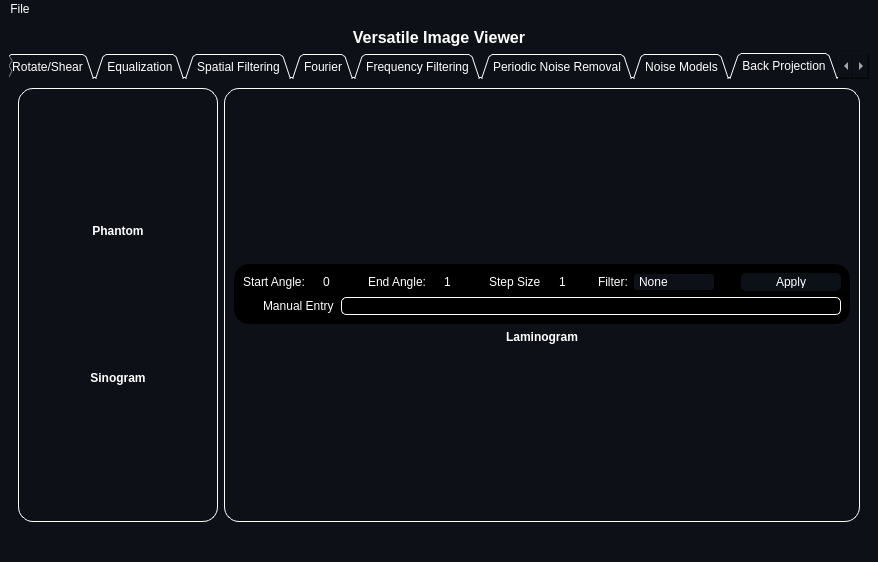
The window that resources/MainWindow.ui (Zeyad-Alo/DICOM-Viewer) describes before a commit, drawn with Qt 5.
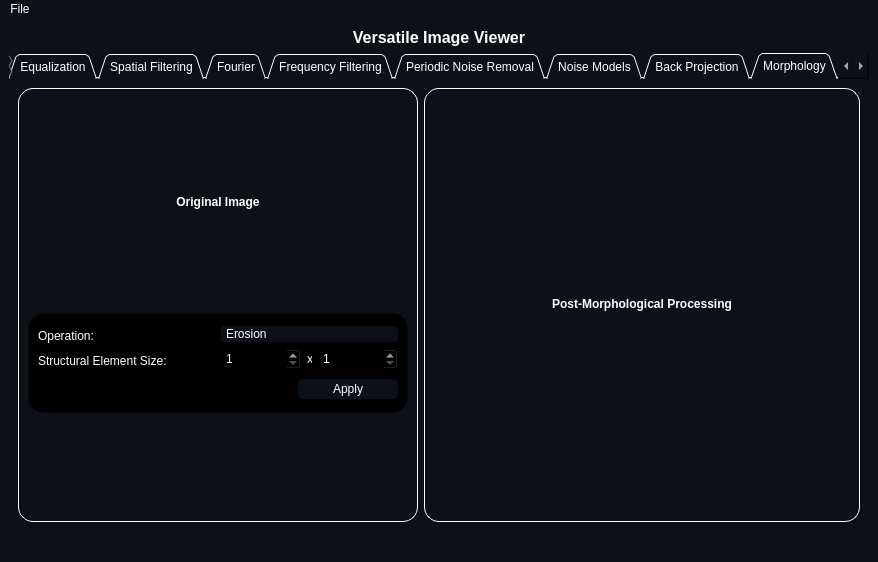
The same window after the commit. Icons and pictures are not drawn.

The edit to the form file:
```diff
--- a/resources/MainWindow.ui
+++ b/resources/MainWindow.ui
@@ -38,7 +38,7 @@
        <enum>QTabWidget::Triangular</enum>
       </property>
       <property name="currentIndex">
-       <number>9</number>
+       <number>10</number>
       </property>
       <property name="documentMode">
        <bool>true</bool>
@@ -3026,6 +3026,326 @@
         </item>
        </layout>
       </widget>
+      <widget class="QWidget" name="tab_11">
+       <attribute name="title">
+        <string>Morphology</string>
+       </attribute>
+       <layout class="QHBoxLayout" name="horizontalLayout_45">
+        <item>
+         <widget class="QGroupBox" name="main_groupBox_19">
+          <property name="minimumSize">
+           <size>
+            <width>200</width>
+            <height>0</height>
+           </size>
+          </property>
+          <property name="maximumSize">
+           <size>
+            <width>400</width>
+            <height>16777215</height>
+           </size>
+          </property>
+          <property name="styleSheet">
+           <string notr="true">QGroupBox {
+background-color: rgb(13, 17, 23);
+border: 1.2px solid #ffffff;
+border-style: outset;
+border-radius: 15px;
+}
+QGroupBox::title  {
+    subcontrol-origin: margin;
+    subcontrol-position: top left;
+    padding: -5px 0px 0px 0px;
+    color: rgb(255, 255, 255);
+}</string>
+          </property>
+          <property name="title">
+           <string/>
+          </property>
+          <layout class="QVBoxLayout" name="verticalLayout_37">
+           <item>
+            <layout class="QVBoxLayout" name="verticalLayout_38">
+             <property name="spacing">
+              <number>6</number>
+             </property>
+             <item>
+              <widget class="QLabel" name="label_33">
+               <property name="maximumSize">
+                <size>
+                 <width>16777215</width>
+                 <height>15</height>
+                </size>
+               </property>
+               <property name="styleSheet">
+                <string notr="true"/>
+               </property>
+               <property name="text">
+                <string>&lt;html&gt;&lt;head/&gt;&lt;body&gt;&lt;p align=&quot;center&quot;&gt;&lt;span style=&quot; font-weight:600;&quot;&gt;Original Image&lt;/span&gt;&lt;/p&gt;&lt;/body&gt;&lt;/html&gt;</string>
+               </property>
+              </widget>
+             </item>
+             <item>
+              <layout class="QVBoxLayout" name="morph_og_box">
+               <property name="spacing">
+                <number>10</number>
+               </property>
+              </layout>
+             </item>
+            </layout>
+           </item>
+           <item>
+            <widget class="QGroupBox" name="metadata_groupBox_3">
+             <property name="maximumSize">
+              <size>
+               <width>16777215</width>
+               <height>100</height>
+              </size>
+             </property>
+             <property name="styleSheet">
+              <string notr="true">background-color: black;
+border-color: transparent;</string>
+             </property>
+             <property name="title">
+              <string/>
+             </property>
+             <layout class="QVBoxLayout" name="verticalLayout_42">
+              <item>
+               <layout class="QHBoxLayout" name="horizontalLayout_44">
+                <item>
+                 <layout class="QVBoxLayout" name="verticalLayout_40">
+                  <item>
+                   <widget class="QLabel" name="label_35">
+                    <property name="text">
+                     <string>Operation:</string>
+                    </property>
+                   </widget>
+                  </item>
+                  <item>
+                   <widget class="QLabel" name="label_36">
+                    <property name="maximumSize">
+                     <size>
+                      <width>16777215</width>
+                      <height>20</height>
+                     </size>
+                    </property>
+                    <property name="text">
+                     <string>Structural Element Size:</string>
+                    </property>
+                   </widget>
+                  </item>
+                 </layout>
+                </item>
+                <item>
+                 <layout class="QVBoxLayout" name="verticalLayout_41">
+                  <item>
+                   <widget class="QComboBox" name="morph_combobox">
+                    <property name="minimumSize">
+                     <size>
+                      <width>80</width>
+                      <height>0</height>
+                     </size>
+                    </property>
+                    <property name="styleSheet">
+                     <string notr="true">QComboBox
+{
+	border-radius: 3px;
+	background-color: rgb(13, 17, 23);
+}
+
+QComboBox::drop-down
+{
+	border-left-color: transparent;
+ }
+
+QComboBox::down-arrow, QSpinBox::down-arrow, QTimeEdit::down-arrow, QDateEdit::down-arrow
+{
+     image: url(:/icons/Arrowhead-nottop-256.png);
+     width: 7px;
+     height: 6px;
+}
+
+QComboBox QAbstractItemView
+{
+    selection-background-color: transparent;
+}</string>
+                    </property>
+                    <item>
+                     <property name="text">
+                      <string>Erosion</string>
+                     </property>
+                    </item>
+                    <item>
+                     <property name="text">
+                      <string>Dilation</string>
+                     </property>
+                    </item>
+                    <item>
+                     <property name="text">
+                      <string>Opening</string>
+                     </property>
+                    </item>
+                    <item>
+                     <property name="text">
+                      <string>Closing</string>
+                     </property>
+                    </item>
+                   </widget>
+                  </item>
+                  <item>
+                   <layout class="QHBoxLayout" name="horizontalLayout_43">
+                    <item>
+                     <widget class="QSpinBox" name="morph_spinBox_x">
+                      <property name="minimum">
+                       <number>1</number>
+                      </property>
+                      <property name="maximum">
+                       <number>101</number>
+                      </property>
+                      <property name="singleStep">
+                       <number>2</number>
+                      </property>
+                     </widget>
+                    </item>
+                    <item>
+                     <widget class="QLabel" name="label_37">
+                      <property name="maximumSize">
+                       <size>
+                        <width>5</width>
+                        <height>20</height>
+                       </size>
+                      </property>
+                      <property name="text">
+                       <string>x</string>
+                      </property>
+                     </widget>
+                    </item>
+                    <item>
+                     <widget class="QSpinBox" name="morph_spinBox_y">
+                      <property name="minimum">
+                       <number>1</number>
+                      </property>
+                      <property name="maximum">
+                       <number>101</number>
+                      </property>
+                      <property name="singleStep">
+                       <number>2</number>
+                      </property>
+                     </widget>
+                    </item>
+                   </layout>
+                  </item>
+                 </layout>
+                </item>
+               </layout>
+              </item>
+              <item>
+               <layout class="QHBoxLayout" name="horizontalLayout_46">
+                <item>
+                 <spacer name="horizontalSpacer_16">
+                  <property name="orientation">
+                   <enum>Qt::Horizontal</enum>
+                  </property>
+                  <property name="sizeHint" stdset="0">
+                   <size>
+                    <width>40</width>
+                    <height>20</height>
+                   </size>
+                  </property>
+                 </spacer>
+                </item>
+                <item>
+                 <widget class="QPushButton" name="morph_apply">
+                  <property name="minimumSize">
+                   <size>
+                    <width>100</width>
+                    <height>0</height>
+                   </size>
+                  </property>
+                  <property name="styleSheet">
+                   <string notr="true">QPushButton {
+    border-radius: 5px;
+    border-style: outset;
+    background: rgb(12, 17, 24);
+	padding: 3;
+    }
+
+QPushButton:hover {
+    background: rgb(63, 95, 127)
+    }
+
+QPushButton:pressed {
+    border-style: inset;
+    background:rgb(20, 20, 20)
+    }</string>
+                  </property>
+                  <property name="text">
+                   <string>Apply</string>
+                  </property>
+                 </widget>
+                </item>
+               </layout>
+              </item>
+             </layout>
+            </widget>
+           </item>
+          </layout>
+         </widget>
+        </item>
+        <item>
+         <widget class="QGroupBox" name="main_groupBox_20">
+          <property name="styleSheet">
+           <string notr="true">QGroupBox {
+background-color: rgb(13, 17, 23);
+border: 1.2px solid #ffffff;
+border-style: outset;
+border-radius: 15px;
+}
+QGroupBox::title  {
+    subcontrol-origin: margin;
+    subcontrol-position: top left;
+    padding: -5px 0px 0px 0px;
+    color: rgb(255, 255, 255);
+}</string>
+          </property>
+          <property name="title">
+           <string/>
+          </property>
+          <layout class="QHBoxLayout" name="horizontalLayout_42">
+           <item>
+            <layout class="QVBoxLayout" name="verticalLayout_39">
+             <property name="spacing">
+              <number>6</number>
+             </property>
+             <item>
+              <widget class="QLabel" name="label_34">
+               <property name="maximumSize">
+                <size>
+                 <width>16777215</width>
+                 <height>15</height>
+                </size>
+               </property>
+               <property name="styleSheet">
+                <string notr="true"/>
+               </property>
+               <property name="text">
+                <string>&lt;html&gt;&lt;head/&gt;&lt;body&gt;&lt;p align=&quot;center&quot;&gt;&lt;span style=&quot; font-weight:600;&quot;&gt;Post-Morphological Processing&lt;/span&gt;&lt;/p&gt;&lt;/body&gt;&lt;/html&gt;</string>
+               </property>
+              </widget>
+             </item>
+             <item>
+              <layout class="QVBoxLayout" name="morph_post_box">
+               <property name="spacing">
+                <number>10</number>
+               </property>
+              </layout>
+             </item>
+            </layout>
+           </item>
+          </layout>
+         </widget>
+        </item>
+       </layout>
+      </widget>
      </widget>
     </item>
    </layout>
```
